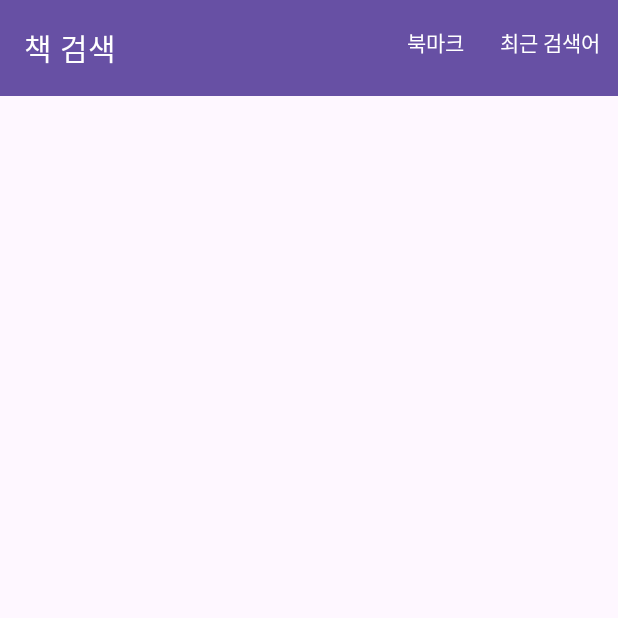
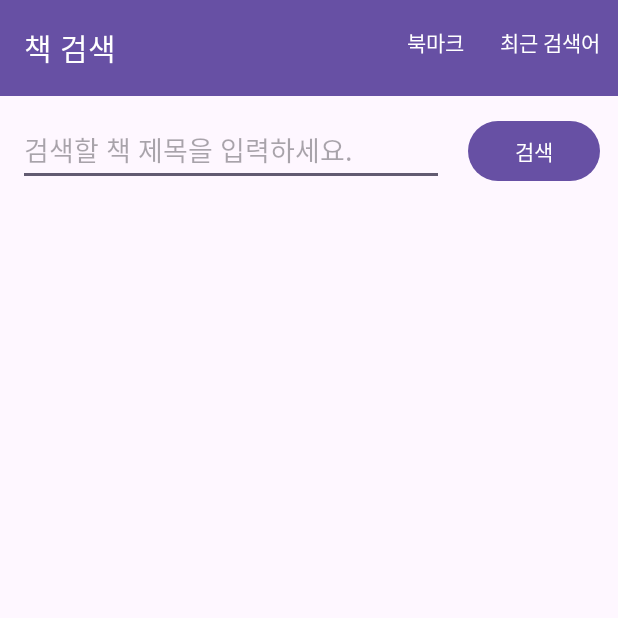
Before and after one commit to nhee-dev/book-search-app, an Android app: the screen it shows after launch (BookSearchActivity), on a phone screen of 412 x 824 dp, the top half of it. Run offline under Robolectric (Android 15) with nearby library versions, the phone set to English and light mode, and no system bars; our stand-ins replace Dagger/Hilt's generated code, data binding; 2 statements that could not run were skipped.

Commit message:
feat: 메인 화면 UI 설정 및 검색어 양방향 데이터 바인딩

```diff
--- a/app/src/main/java/com/nhee/booksearchapp/ui/books/BooksFragment.kt
+++ b/app/src/main/java/com/nhee/booksearchapp/ui/books/BooksFragment.kt
@@ -3,20 +3,47 @@ package com.nhee.booksearchapp.ui.books
 import android.os.Bundle
 import androidx.fragment.app.Fragment
 import android.view.LayoutInflater
+import android.view.Menu
+import android.view.MenuInflater
+import android.view.MenuItem
 import android.view.View
 import android.view.ViewGroup
+import android.widget.Toast
+import androidx.core.view.MenuHost
+import androidx.core.view.MenuProvider
+import androidx.fragment.app.viewModels
+import androidx.lifecycle.Lifecycle
+import androidx.lifecycle.Observer
+import androidx.lifecycle.viewmodel.compose.viewModel
+import androidx.navigation.NavController
+import androidx.navigation.Navigation
+import androidx.navigation.findNavController
 import com.nhee.booksearchapp.R
+import com.nhee.booksearchapp.databinding.FragmentBooksBinding
+import dagger.hilt.android.AndroidEntryPoint
 
 class BooksFragment : Fragment() {
 
+    private val viewModel by viewModels<BooksViewModel>()
+
+    private lateinit var viewDataBinding: FragmentBooksBinding
     override fun onCreate(savedInstanceState: Bundle?) {
         super.onCreate(savedInstanceState)
+
     }
 
     override fun onCreateView(
         inflater: LayoutInflater, container: ViewGroup?,
         savedInstanceState: Bundle?
     ): View? {
-        return inflater.inflate(R.layout.fragment_books, container, false)
+        viewDataBinding = FragmentBooksBinding.inflate(inflater, container, false).apply {
+            viewmodel = viewModel
+            setLifecycleOwner(this@BooksFragment)
+        }
+        return viewDataBinding.root
+    }
+
+    override fun onViewCreated(view: View, savedInstanceState: Bundle?) {
+        super.onViewCreated(view, savedInstanceState)
     }
 }
--- /dev/null
+++ b/app/src/main/java/com/nhee/booksearchapp/ui/books/BooksViewModel.kt
@@ -0,0 +1,20 @@
+package com.nhee.booksearchapp.ui.books
+
+import android.text.Editable
+import androidx.lifecycle.LiveData
+import androidx.lifecycle.MutableLiveData
+import androidx.lifecycle.ViewModel
+import com.nhee.booksearchapp.domain.SearchBooksUseCase
+import dagger.hilt.android.lifecycle.HiltViewModel
+import javax.inject.Inject
+
+class BooksViewModel : ViewModel() {
+
+    private val _searchWords = MutableLiveData<String>("")
+    val searchWords: LiveData<String>
+        get() = _searchWords
+
+    fun updateSearchWords(s: Editable) {
+        _searchWords.value = s.toString()
+    }
+}
--- a/app/src/main/res/layout/fragment_books.xml
+++ b/app/src/main/res/layout/fragment_books.xml
@@ -3,14 +3,26 @@
     xmlns:tools="http://schemas.android.com/tools"
     xmlns:app="http://schemas.android.com/apk/res-auto">
 
-    <FrameLayout
+    <data>
+
+        <variable
+            name="viewmodel"
+            type="com.nhee.booksearchapp.ui.books.BooksViewModel" />
+
+    </data>
+
+    <androidx.constraintlayout.widget.ConstraintLayout
         android:layout_width="match_parent"
         android:layout_height="match_parent"
         tools:context=".ui.books.BooksFragment">
 
         <com.google.android.material.appbar.AppBarLayout
-            android:layout_width="match_parent"
-            android:layout_height="wrap_content">
+            android:id="@+id/layout_app_bar"
+            android:layout_width="0dp"
+            android:layout_height="wrap_content"
+            app:layout_constraintTop_toTopOf="parent"
+            app:layout_constraintStart_toStartOf="parent"
+            app:layout_constraintEnd_toEndOf="parent">
 
             <com.google.android.material.appbar.MaterialToolbar
                 android:id="@+id/topAppBar"
@@ -23,6 +35,44 @@
 
         </com.google.android.material.appbar.AppBarLayout>
 
-    </FrameLayout>
+        <LinearLayout
+            android:id="@+id/layout_book_search"
+            android:layout_width="0dp"
+            android:layout_height="wrap_content"
+            android:orientation="horizontal"
+            app:layout_constraintStart_toStartOf="parent"
+            app:layout_constraintEnd_toEndOf="parent"
+            app:layout_constraintTop_toBottomOf="@id/layout_app_bar"
+            android:padding="12dp">
+
+            <EditText
+                android:id="@+id/et_book_search"
+                android:layout_width="wrap_content"
+                android:layout_height="48dp"
+                android:layout_weight="1"
+                android:layout_marginEnd="16dp"
+                android:hint="검색할 책 제목을 입력하세요."
+                android:text="@{viewmodel.searchWords}"
+                android:afterTextChanged="@{viewmodel.updateSearchWords}"/>
+
+            <Button
+                android:id="@+id/btn_book_search"
+                android:layout_width="wrap_content"
+                android:layout_height="wrap_content"
+                android:text="검색"/>
+
+        </LinearLayout>
+
+        <androidx.recyclerview.widget.RecyclerView
+            android:id="@+id/rv_books"
+            android:layout_width="0dp"
+            android:layout_height="0dp"
+            app:layout_constraintStart_toStartOf="parent"
+            app:layout_constraintEnd_toEndOf="parent"
+            app:layout_constraintTop_toBottomOf="@id/layout_book_search"
+            app:layout_constraintBottom_toBottomOf="parent"
+            android:padding="16dp"/>
+
+    </androidx.constraintlayout.widget.ConstraintLayout>
 
 </layout>
--- a/app/src/main/res/menu/book_search_menu.xml
+++ b/app/src/main/res/menu/book_search_menu.xml
@@ -1,10 +1,10 @@
 <?xml version="1.0" encoding="utf-8"?>
 <menu xmlns:android="http://schemas.android.com/apk/res/android"
     xmlns:app="http://schemas.android.com/apk/res-auto">
-    <item android:id="@+id/bookmarks"
+    <item android:id="@+id/action_bookmarks"
         android:title="@string/bookmarks"
         app:showAsAction="always"/>
-    <item android:id="@+id/recent_search_words"
+    <item android:id="@+id/action_recent_search_words"
         android:title="@string/recent_search_words"
         app:showAsAction="always"/>
 </menu>
```
